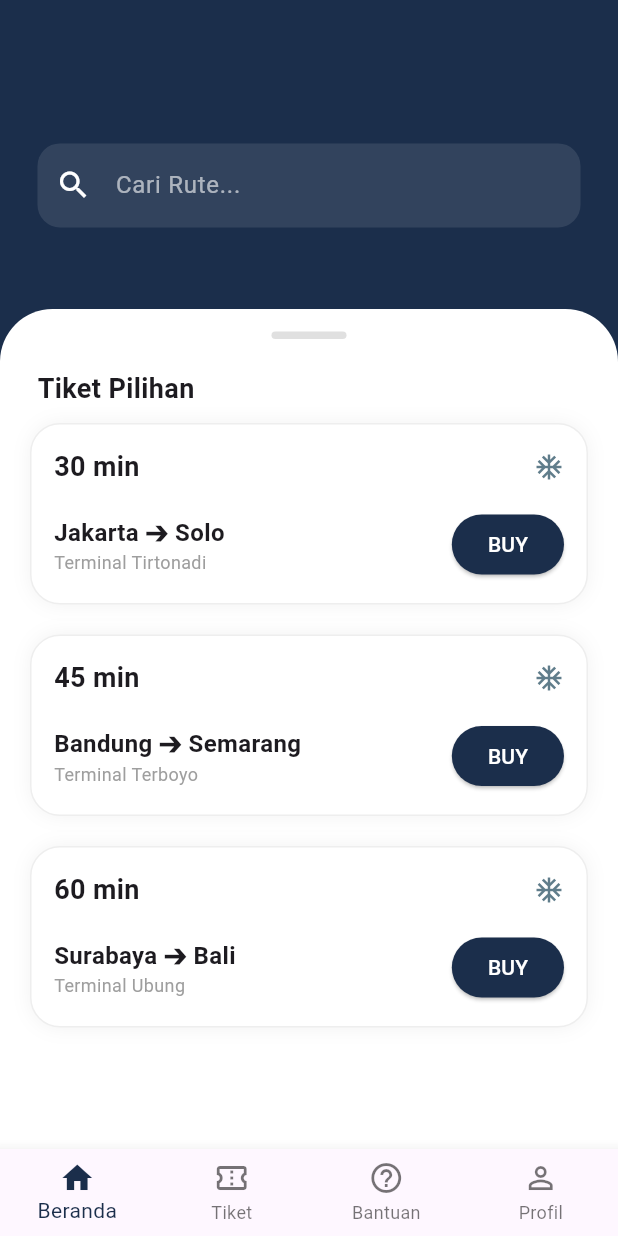
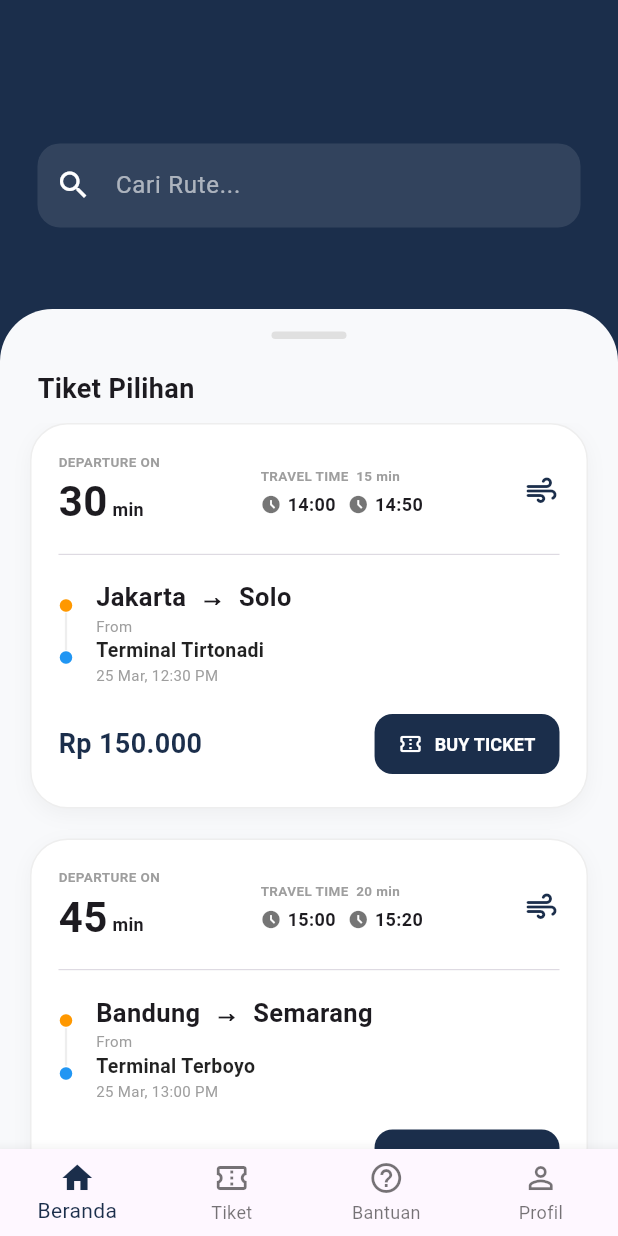
Before and after one commit to mafruchati/UAS_HYBRID_SMT4, a Flutter app: the HomePage screen opened directly, on a phone screen of 412 x 824 dp. Run offline on Flutter 3.47's test engine with Material 3 defaults, Android fonts, the light colour scheme and no system bars.

Commit message:
update halaman login dan beranda

```diff
--- a/lib/halaman utama/beranda.dart
+++ b/lib/halaman utama/beranda.dart
@@ -16,21 +16,40 @@ class _HomePageState extends State<HomePage> {
   int currentIndex = 0;
   final TextEditingController searchController = TextEditingController();
 
+  // 1. Update data jadwal dengan tambahan Jam dan Harga
   final List<Map<String, dynamic>> jadwalBus = [
     {
-      'rute': 'Jakarta ➔ Solo',
-      'waktu': '30 min',
-      'tujuan': 'Terminal Tirtonadi'
+      'asal': 'Jakarta',
+      'tujuan_kota': 'Solo',
+      'waktu_tunggu': '30',
+      'durasi': '15 min',
+      'jam_berangkat': '14:00',
+      'jam_tiba': '14:50',
+      'terminal': 'Terminal Tirtonadi',
+      'harga': 'Rp 150.000',
+      'tanggal': '25 Mar, 12:30 PM'
     },
     {
-      'rute': 'Bandung ➔ Semarang',
-      'waktu': '45 min',
-      'tujuan': 'Terminal Terboyo'
+      'asal': 'Bandung',
+      'tujuan_kota': 'Semarang',
+      'waktu_tunggu': '45',
+      'durasi': '20 min',
+      'jam_berangkat': '15:00',
+      'jam_tiba': '15:20',
+      'terminal': 'Terminal Terboyo',
+      'harga': 'Rp 185.000',
+      'tanggal': '25 Mar, 13:00 PM'
     },
     {
-      'rute': 'Surabaya ➔ Bali',
-      'waktu': '60 min',
-      'tujuan': 'Terminal Ubung'
+      'asal': 'Surabaya',
+      'tujuan_kota': 'Bali',
+      'waktu_tunggu': '60',
+      'durasi': '45 min',
+      'jam_berangkat': '16:00',
+      'jam_tiba': '16:45',
+      'terminal': 'Terminal Mengwi',
+      'harga': 'Rp 250.000',
+      'tanggal': '25 Mar, 14:15 PM'
     },
   ];
 
@@ -45,7 +64,9 @@ class _HomePageState extends State<HomePage> {
   void _filterSearch(String query) {
     setState(() {
       displayedJadwal = jadwalBus
-          .where((bus) => bus['rute']!.toLowerCase().contains(query.toLowerCase()))
+          .where((bus) =>
+              bus['asal']!.toLowerCase().contains(query.toLowerCase()) ||
+              bus['tujuan_kota']!.toLowerCase().contains(query.toLowerCase()))
           .toList();
     });
   }
@@ -55,11 +76,11 @@ class _HomePageState extends State<HomePage> {
 
     Widget page;
     if (index == 1) {
-      page = TiketPage();
+      page = const TiketPage();
     } else if (index == 2) {
-      page = BantuanPage();
+      page = const BantuanPage();
     } else {
-      page = ProfilPage();
+      page = const ProfilPage();
     }
 
     Navigator.push(context, MaterialPageRoute(builder: (_) => page));
@@ -110,7 +131,7 @@ class _HomePageState extends State<HomePage> {
             left: 0, right: 0, bottom: 0,
             child: Container(
               decoration: const BoxDecoration(
-                color: Colors.white,
+                color: Color(0xFFF8F9FB), // Background kartu sedikit abu biar kontras
                 borderRadius: BorderRadius.only(topLeft: Radius.circular(35), topRight: Radius.circular(35)),
               ),
               child: Column(
@@ -129,7 +150,7 @@ class _HomePageState extends State<HomePage> {
                   ),
                   Expanded(
                     child: displayedJadwal.isEmpty
-                    ? DataKosong()
+                    ? const DataKosong()
                     : ListView.builder(
                         padding: const EdgeInsets.symmetric(horizontal: 20),
                         itemCount: displayedJadwal.length,
@@ -145,41 +166,112 @@ class _HomePageState extends State<HomePage> {
     );
   }
 
+  // 2. MODIFIKASI UTAMA: Desain kartu mirip BlueBus
   Widget _buildTicketCard(Map<String, dynamic> bus) {
     return Container(
       margin: const EdgeInsets.only(bottom: 20),
-      padding: const EdgeInsets.all(15),
+      padding: const EdgeInsets.all(18),
       decoration: BoxDecoration(
         color: Colors.white,
-        borderRadius: BorderRadius.circular(20),
-        boxShadow: [BoxShadow(color: Colors.black.withOpacity(0.05), blurRadius: 10)],
+        borderRadius: BorderRadius.circular(25),
+        boxShadow: [BoxShadow(color: Colors.black.withOpacity(0.04), blurRadius: 10, offset: const Offset(0, 4))],
         border: Border.all(color: Colors.grey.shade200)
       ),
       child: Column(
+        crossAxisAlignment: CrossAxisAlignment.start,
         children: [
+          // BARIS ATAS: DEPARTURE & TRAVEL TIME
           Row(
             mainAxisAlignment: MainAxisAlignment.spaceBetween,
             children: [
-              Text(bus['waktu'], style: const TextStyle(fontSize: 18, fontWeight: FontWeight.bold)),
-              const Icon(Icons.ac_unit, size: 20, color: Colors.blueGrey),
+              Column(
+                crossAxisAlignment: CrossAxisAlignment.start,
+                children: [
+                  const Text("DEPARTURE ON", style: TextStyle(fontSize: 9, color: Colors.grey, fontWeight: FontWeight.bold)),
+                  Row(
+                    crossAxisAlignment: CrossAxisAlignment.baseline,
+                    textBaseline: TextBaseline.alphabetic,
+                    children: [
+                      Text(bus['waktu_tunggu'], style: const TextStyle(fontSize: 28, fontWeight: FontWeight.bold)),
+                      const Text(" min", style: TextStyle(fontSize: 12, fontWeight: FontWeight.bold)),
+                    ],
+                  ),
+                ],
+              ),
+              Column(
+                crossAxisAlignment: CrossAxisAlignment.start,
+                children: [
+                  Text("TRAVEL TIME  ${bus['durasi']}", style: const TextStyle(fontSize: 9, color: Colors.grey, fontWeight: FontWeight.bold)),
+                  const SizedBox(height: 4),
+                  Row(
+                    children: [
+                      const Icon(Icons.access_time_filled, size: 14, color: Colors.black54),
+                      const SizedBox(width: 4),
+                      Text(bus['jam_berangkat'], style: const TextStyle(fontSize: 12, fontWeight: FontWeight.bold)),
+                      const SizedBox(width: 8),
+                      const Icon(Icons.access_time_filled, size: 14, color: Colors.black54),
+                      const SizedBox(width: 4),
+                      Text(bus['jam_tiba'], style: const TextStyle(fontSize: 12, fontWeight: FontWeight.bold)),
+                    ],
+                  ),
+                ],
+              ),
+              const Icon(Icons.air_rounded, color: Color(0xFF1B2E4B), size: 24),
             ],
           ),
-          const SizedBox(height: 15),
+
+          const Padding(
+            padding: EdgeInsets.symmetric(vertical: 15),
+            child: Divider(height: 1, thickness: 0.5),
+          ),
+
+          // BARIS TENGAH: RUTE DENGAN TITIK (ORANGE & BLUE)
           Row(
             children: [
+              Column(
+                children: [
+                  const Icon(Icons.circle, size: 10, color: Colors.orange),
+                  Container(width: 1.5, height: 25, color: Colors.grey[200]),
+                  const Icon(Icons.circle, size: 10, color: Colors.blue),
+                ],
+              ),
+              const SizedBox(width: 15),
               Expanded(
                 child: Column(
                   crossAxisAlignment: CrossAxisAlignment.start,
                   children: [
-                    Text(bus['rute'], style: const TextStyle(fontWeight: FontWeight.bold, fontSize: 16)),
-                    Text(bus['tujuan'], style: const TextStyle(fontSize: 12, color: Colors.grey)),
+                    Text("${bus['asal']}  →  ${bus['tujuan_kota']}", style: const TextStyle(fontWeight: FontWeight.bold, fontSize: 17)),
+                    const Text("From", style: TextStyle(fontSize: 10, color: Colors.grey)),
+                    Text(bus['terminal'], style: const TextStyle(fontSize: 13, fontWeight: FontWeight.w600, color: Colors.black87)),
+                    Text(bus['tanggal'], style: const TextStyle(fontSize: 10, color: Colors.grey)),
                   ],
                 ),
               ),
+            ],
+          ),
+
+          const SizedBox(height: 15),
+
+          // BARIS BAWAH: HARGA & TOMBOL BUY TICKET
+          Row(
+            mainAxisAlignment: MainAxisAlignment.spaceBetween,
+            children: [
+              Text(bus['harga'], style: const TextStyle(fontSize: 18, fontWeight: FontWeight.bold, color: Color(0xFF1B2E4B))),
               ElevatedButton(
                 onPressed: () => Navigator.push(context, MaterialPageRoute(builder: (_) => SeatSelectionPage())),
-                style: ElevatedButton.styleFrom(backgroundColor: const Color(0xFF1B2E4B)),
-                child: const Text("BUY", style: TextStyle(color: Colors.white)),
+                style: ElevatedButton.styleFrom(
+                  backgroundColor: const Color(0xFF1B2E4B),
+                  shape: RoundedRectangleBorder(borderRadius: BorderRadius.circular(12)),
+                  padding: const EdgeInsets.symmetric(horizontal: 16, vertical: 10),
+                  elevation: 0,
+                ),
+                child: const Row(
+                  children: [
+                    Icon(Icons.confirmation_num_outlined, size: 16, color: Colors.white),
+                    SizedBox(width: 8),
+                    Text("BUY TICKET", style: TextStyle(color: Colors.white, fontWeight: FontWeight.bold, fontSize: 12)),
+                  ],
+                ),
               )
             ],
           ),
--- a/lib/halaman_login/halaman_login.dart
+++ b/lib/halaman_login/halaman_login.dart
@@ -14,7 +14,7 @@ class LoginPage extends StatelessWidget {
   @override
   Widget build(BuildContext context) {
     return Scaffold(
-      backgroundColor: const Color.fromRGBO(13, 110, 253, 1),
+      backgroundColor: const Color.fromARGB(255, 6, 49, 115),
       body: SingleChildScrollView(
         child: Column(
           children: [
@@ -32,7 +32,7 @@ class LoginPage extends StatelessWidget {
                   ),
                   child: Icon(
                     Icons.directions_bus,
-                    color: const Color.fromRGBO(13, 110, 253, 1),
+                    color: const Color.fromARGB(255, 6, 54, 125),
                     size: 70,
                   ),
                 ),
@@ -107,7 +107,7 @@ class LoginPage extends StatelessWidget {
                       width: double.infinity,
                       child: ElevatedButton(
                         style: ElevatedButton.styleFrom(
-                          backgroundColor: const Color.fromARGB(255, 255, 0, 0),
+                          backgroundColor: const Color.fromARGB(255, 3, 69, 144),
                           shape: RoundedRectangleBorder(
                             borderRadius: BorderRadius.circular(30),
                           ),
```
Also changed, not shown: lib/pemesanan/pemilihan kursi.dart (+65 -65 lines).
